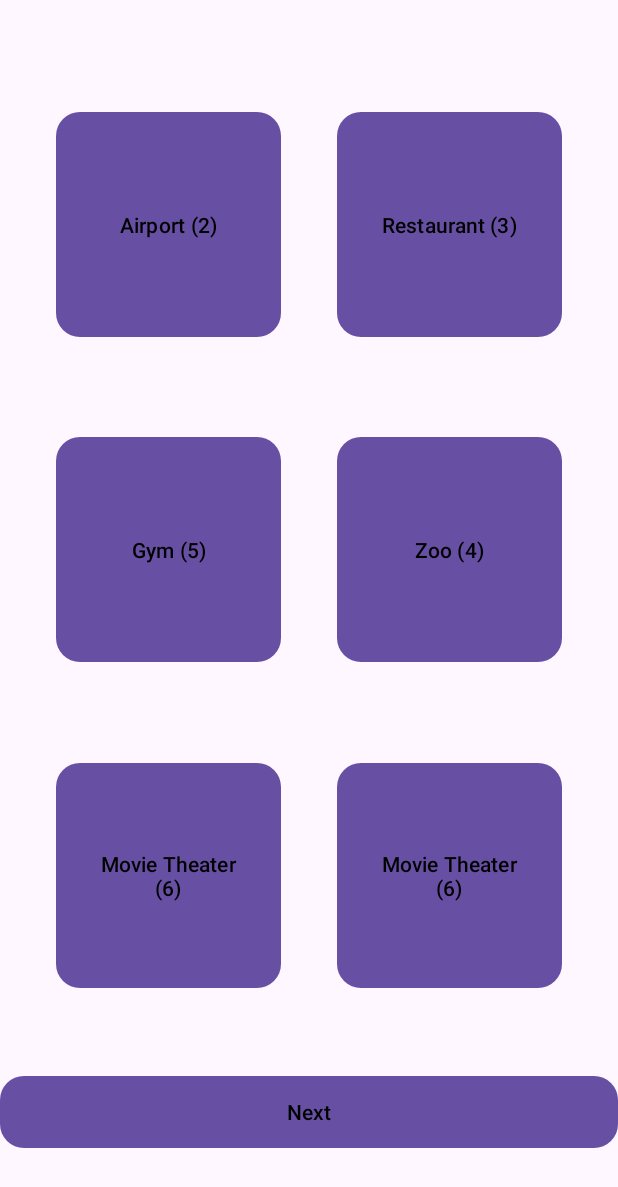
After one commit to HenryHar0/TripCraft, an Android app: the layout activity_interests.xml on its own in the app's theme, with its tools: preview values and no code run, on a phone screen of 412 x 824 dp. The commit adds this screen. Shown: the top 1187 px of the screen. Run offline under Robolectric (Android 15) with nearby library versions, the phone set to English and light mode, and no system bars.

Commit message:
Google Maps

```diff
--- a/app/build.gradle
+++ b/app/build.gradle
@@ -43,7 +43,8 @@ dependencies {
     implementation 'com.squareup.retrofit2:retrofit:2.9.0'
     implementation 'com.squareup.retrofit2:converter-gson:2.9.0'
     implementation 'com.squareup.okhttp3:okhttp:4.9.1'
-    implementation 'com.google.android.gms:play-services-maps:18.1.0'
     implementation 'com.google.android.gms:play-services-auth:20.1.0'
+    implementation 'com.google.android.gms:play-services-maps:18.2.0'
+    implementation 'com.google.android.material:material:1.6.0'
     apply plugin: 'com.google.gms.google-services'
 }
--- /dev/null
+++ b/app/src/main/java/com/example/tripcraft000/InterestsActivity.java
@@ -0,0 +1,4 @@
+package com.example.tripcraft000;
+
+public class InterestsActivity {
+}
--- /dev/null
+++ b/app/src/main/res/layout/activity_interests.xml
@@ -0,0 +1,104 @@
+<?xml version="1.0" encoding="utf-8"?>
+<androidx.constraintlayout.widget.ConstraintLayout xmlns:android="http://schemas.android.com/apk/res/android"
+    android:layout_width="match_parent"
+    android:layout_height="match_parent"
+    xmlns:app="http://schemas.android.com/apk/res-auto">
+
+    <Button
+        android:id="@+id/activityButton1"
+        android:layout_width="150dp"
+        android:layout_height="150dp"
+        android:layout_marginTop="16dp"
+        android:text="Airport (2)"
+        android:textColor="#000000"
+        android:textSize="14sp"
+        android:background="@drawable/button_background"
+        app:layout_constraintEnd_toStartOf="@id/activityButton2"
+        app:layout_constraintStart_toStartOf="parent"
+        app:layout_constraintTop_toTopOf="parent"
+        app:layout_constraintBottom_toTopOf="@id/activityButton3"/>
+
+    <Button
+        android:id="@+id/activityButton2"
+        android:layout_width="150dp"
+        android:layout_height="150dp"
+        android:layout_marginTop="16dp"
+        android:text="Restaurant (3)"
+        android:textColor="#000000"
+        android:textSize="14sp"
+        android:background="@drawable/button_background"
+        app:layout_constraintStart_toEndOf="@id/activityButton1"
+        app:layout_constraintEnd_toEndOf="parent"
+        app:layout_constraintTop_toTopOf="parent"
+        app:layout_constraintBottom_toTopOf="@id/activityButton4"/>
+
+    <Button
+        android:id="@+id/activityButton3"
+        android:layout_width="150dp"
+        android:layout_height="150dp"
+        android:layout_marginTop="8dp"
+        android:text="Gym (5)"
+        android:textColor="#000000"
+        android:textSize="14sp"
+        android:background="@drawable/button_background"
+        app:layout_constraintEnd_toStartOf="@id/activityButton4"
+        app:layout_constraintStart_toStartOf="parent"
+        app:layout_constraintTop_toBottomOf="@id/activityButton1"
+        app:layout_constraintBottom_toTopOf="@id/activityButton5"/>
+
+    <Button
+        android:id="@+id/activityButton4"
+        android:layout_width="150dp"
+        android:layout_height="150dp"
+        android:layout_marginTop="8dp"
+        android:text="Zoo (4)"
+        android:textColor="#000000"
+        android:textSize="14sp"
+        android:background="@drawable/button_background"
+        app:layout_constraintStart_toEndOf="@id/activityButton3"
+        app:layout_constraintEnd_toEndOf="parent"
+        app:layout_constraintTop_toBottomOf="@id/activityButton2"
+        app:layout_constraintBottom_toTopOf="@id/activityButton6"/>
+
+    <Button
+        android:id="@+id/activityButton5"
+        android:layout_width="150dp"
+        android:layout_height="150dp"
+        android:layout_marginTop="8dp"
+        android:text="Movie Theater (6)"
+        android:textColor="#000000"
+        android:textSize="14sp"
+        android:background="@drawable/button_background"
+        app:layout_constraintEnd_toStartOf="@id/activityButton6"
+        app:layout_constraintStart_toStartOf="parent"
+        app:layout_constraintTop_toBottomOf="@id/activityButton3"
+        app:layout_constraintBottom_toTopOf="@id/nextButton"/>
+
+    <Button
+        android:id="@+id/activityButton6"
+        android:layout_width="150dp"
+        android:layout_height="150dp"
+        android:layout_marginTop="8dp"
+        android:text="Movie Theater (6)"
+        android:textColor="#000000"
+        android:textSize="14sp"
+        android:background="@drawable/button_background"
+        app:layout_constraintStart_toEndOf="@id/activityButton5"
+        app:layout_constraintEnd_toEndOf="parent"
+        app:layout_constraintTop_toBottomOf="@id/activityButton4"
+        app:layout_constraintBottom_toTopOf="@id/nextButton"/>
+
+    <Button
+        android:id="@+id/nextButton"
+        android:layout_width="0dp"
+        android:layout_height="wrap_content"
+        android:text="Next"
+        android:textColor="#000000"
+        android:textSize="14sp"
+        android:background="@drawable/button_background"
+        app:layout_constraintEnd_toEndOf="parent"
+        app:layout_constraintStart_toStartOf="parent"
+        app:layout_constraintTop_toBottomOf="@id/activityButton5"
+        app:layout_constraintBottom_toBottomOf="parent"/>
+
+</androidx.constraintlayout.widget.ConstraintLayout>
--- a/app/src/main/res/layout/activity_main.xml
+++ b/app/src/main/res/layout/activity_main.xml
@@ -36,7 +36,7 @@
         android:id="@+id/sloganText"
         android:layout_width="wrap_content"
         android:layout_height="wrap_content"
-        android:text="Craft your trip in a few simple steps."
+        android:text="Craft your perfect trip."
         android:textSize="14sp"
         android:layout_marginTop="16dp"
         app:layout_constraintStart_toStartOf="parent"
```
Also changed, not shown: app/src/main/AndroidManifest.xml (+7 -0 lines), app/src/main/java/com/example/tripcraft000/CityActivity.java (+50 -39 lines), app/src/main/res/layout/activity_city.xml (+11 -4 lines).
